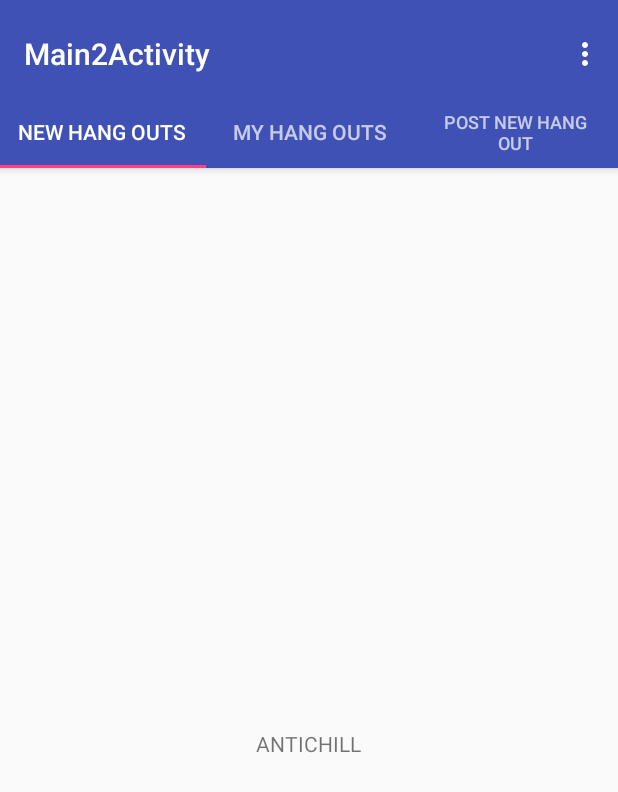
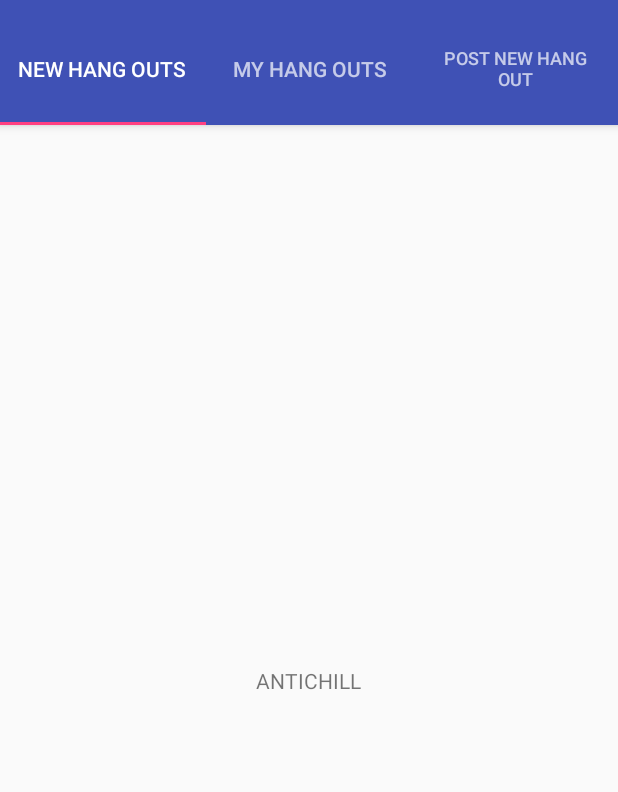
Before and after one commit to jordifoix/CA, an Android app: the screen it shows after launch (MainActivity), on a phone screen of 412 x 824 dp. Shown: the top 792 px of the screen. Run offline under Robolectric (Android 15) with nearby library versions, the phone set to English and light mode, and no system bars.

Commit message:
he fet coses

```diff
--- a/app/src/main/AndroidManifest.xml
+++ b/app/src/main/AndroidManifest.xml
@@ -11,7 +11,6 @@
         android:theme="@style/AppTheme">
         <activity
             android:name=".MainActivity"
-            android:label="@string/title_activity_main2"
             android:theme="@style/AppTheme.NoActionBar">
             <intent-filter>
                 <action android:name="android.intent.action.MAIN" />
--- a/app/src/main/java/com/chillasso/chillasso/MainActivity.java
+++ b/app/src/main/java/com/chillasso/chillasso/MainActivity.java
@@ -41,8 +41,7 @@ public class MainActivity extends AppCompatActivity {
         super.onCreate(savedInstanceState);
         setContentView(R.layout.activity_main);
 
-        Toolbar toolbar = (Toolbar) findViewById(R.id.toolbar);
-        setSupportActionBar(toolbar);
+
         // Create the adapter that will return a fragment for each of the three
         // primary sections of the activity.
         mSectionsPagerAdapter = new SectionsPagerAdapter(getSupportFragmentManager());
--- a/app/src/main/res/layout/activity_main.xml
+++ b/app/src/main/res/layout/activity_main.xml
@@ -15,20 +15,10 @@
         android:paddingTop="@dimen/appbar_padding_top"
         android:theme="@style/AppTheme.AppBarOverlay">
 
-        <android.support.v7.widget.Toolbar
-            android:id="@+id/toolbar"
-            android:layout_width="match_parent"
-            android:layout_height="?attr/actionBarSize"
-            android:background="?attr/colorPrimary"
-            app:layout_scrollFlags="scroll|enterAlways"
-            app:popupTheme="@style/AppTheme.PopupOverlay">
-
-        </android.support.v7.widget.Toolbar>
-
         <android.support.design.widget.TabLayout
             android:id="@+id/tabs"
             android:layout_width="match_parent"
-            android:layout_height="wrap_content" />
+            android:layout_height="75dp" />
 
     </android.support.design.widget.AppBarLayout>
 
```
